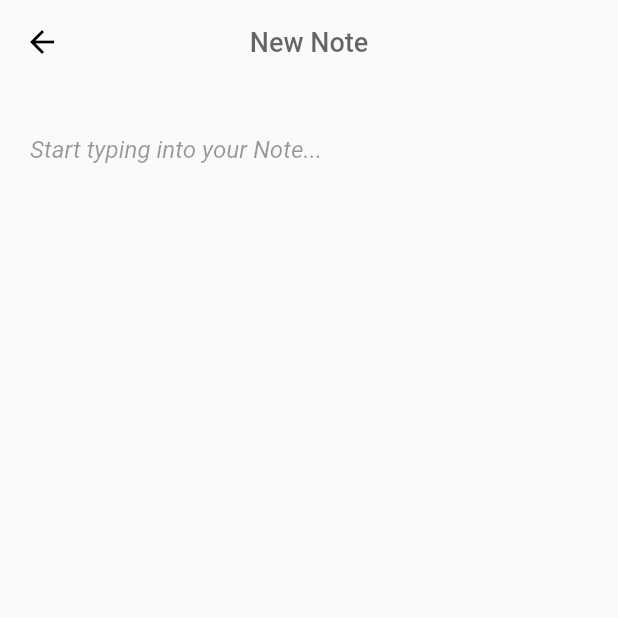
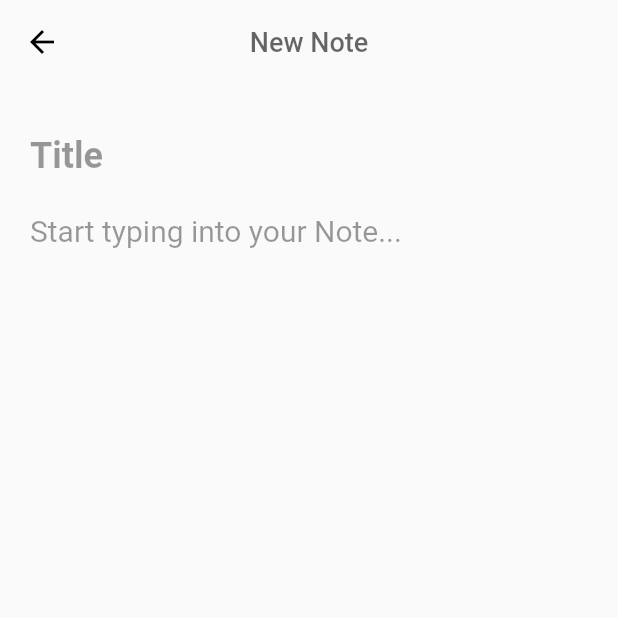
Before and after one commit to Sir-Nath/NotesApp, a Flutter app: the NotesView screen opened by its route, after a tap on the "add" icon, on a phone screen of 412 x 824 dp, the top half of it. Run offline on Flutter 3.47's test engine with Material 2 defaults, Android fonts, the phone set to English and light mode, and no system bars; our stand-ins replace firebase_auth, firebase_core, sqflite; accounts and stored records are empty; network calls fail.

Commit message:
Title added to databasenote table

```diff
--- a/lib/services/crud/crud_constants.dart
+++ b/lib/services/crud/crud_constants.dart
@@ -5,6 +5,7 @@ const idColumn = 'id';
 const emailColumn = 'email';
 const userIdColumn = 'user_id';
 const textColumn = 'text';
+const textContentColumn = 'text_content';
 const createUserTable = '''CREATE TABLE IF NOT EXISTS "user" (
         "id"	INTEGER NOT NULL,
         "email"	TEXT NOT NULL UNIQUE,
@@ -14,6 +15,7 @@ const createNoteTable = '''CREATE TABLE IF NOT EXISTS "note" (
         "id"	INTEGER NOT NULL,
         "user_id"	INTEGER NOT NULL,
         "text"	TEXT,
+        "text_content"	TEXT,
         FOREIGN KEY("user_id") REFERENCES "user"("id"),
         PRIMARY KEY("id" AUTOINCREMENT)
       );''';
--- a/lib/services/crud/database_note.dart
+++ b/lib/services/crud/database_note.dart
@@ -9,19 +9,23 @@ class DatabaseNote {
   final int id;
   final int userId;
   final String text;
+  final String textContent;
 
 //our constructor
   const DatabaseNote(
       {required this.id,
         required this.userId,
         required this.text,
+        required this.textContent
       });
 
 //this is a custom constructor that takes a map of Strings and optional objects. there is no objects in the constructor map. since there is no content to put in it for now
   DatabaseNote.fromRow(Map<String, Object?> map)
       : id = map[idColumn] as int,
         userId = map[userIdColumn] as int,
-        text = map[textColumn] as String;
+        text = map[textColumn] as String,
+        textContent = map[textContentColumn] as String;
+
         //isSyncedWithCloud = (map[isSyncedWithCloudColumn] as int) == 1 ? true : false;
 
   //we are overriding the toString() function to return the following contents. upon calling it on the class object, we get the result as written here.
--- a/lib/utilities/dialogs/generic_dialog.dart
+++ b/lib/utilities/dialogs/generic_dialog.dart
@@ -15,6 +15,7 @@ Future<T?> showGenericDialog<T>({
         return AlertDialog(
           title: Text(title),
           content: Text(content),
+          shape: RoundedRectangleBorder(borderRadius: BorderRadius.circular(20)),
           actions: options.keys.map((optionTitle){
             final T value = options[optionTitle];
             return TextButton(onPressed: (){
--- a/lib/views/note/create_update_note_view.dart
+++ b/lib/views/note/create_update_note_view.dart
@@ -17,15 +17,16 @@ class _CreateUpdateNoteViewState extends State<CreateUpdateNoteView> {
   late final NoteService
       _noteService; //calling an instance of the class NoteService and making it private
   late final TextEditingController
-      _textBody; //calling an private instance of the class TextEditingController to access the methods available to read our text from text field
-
+      _textTitle; //calling an private instance of the class TextEditingController to access the methods available to read our text from text field
+  late final TextEditingController _textContent;
   Future<DatabaseNote> createOrUpdateExistingNote(BuildContext context) async {
 
     final widgetNote = context.getArgument<DatabaseNote>();
 
     if(widgetNote!=null){
       _note = widgetNote;
-      _textBody.text =widgetNote.text;
+      _textTitle.text =widgetNote.text;
+      _textContent.text = widgetNote.textContent;
       return widgetNote;
     }
     final existingNote =
@@ -48,7 +49,7 @@ class _CreateUpdateNoteViewState extends State<CreateUpdateNoteView> {
 
   Future<void> _deleteNoteIfTextIsEmpty() async {
     final note = _note; //note is now our DatabaseNote to a User
-    if (_textBody.text.isEmpty && note != null) {
+    if (_textContent.text.isEmpty && note != null) {
       //if text is empty and we have a note
       await _noteService.deleteNote(
           id: note
@@ -58,13 +59,15 @@ class _CreateUpdateNoteViewState extends State<CreateUpdateNoteView> {
 
   void _saveNoteIfTextNotEmpty() async {
     final note = _note;
-    final text = _textBody.text;
-    if (note != null && text.isNotEmpty) {
+    final text = _textTitle.text;
+    final textContent = _textContent.text;
+    if (note != null && textContent.isNotEmpty) {
       //if note is not null and text is not empty, then perform the operation below
       await _noteService.updateNote(
         //update note
         note: note,
         text: text,
+        textContent: textContent
       );
     }
   }
@@ -74,8 +77,9 @@ class _CreateUpdateNoteViewState extends State<CreateUpdateNoteView> {
     //on creating a state we call these
     _noteService =
         NoteService(); //we are creating an instance of NoteService which is a singleton
-    _textBody =
+    _textTitle =
         TextEditingController(); //we are creating an instance of TextEditingController
+    _textContent = TextEditingController();
     super.initState();
   }
 
@@ -84,7 +88,8 @@ class _CreateUpdateNoteViewState extends State<CreateUpdateNoteView> {
     //on disposing a screen we want to perform the following function and dispose the TextEditingController
     _deleteNoteIfTextIsEmpty();
     _saveNoteIfTextNotEmpty();
-    _textBody.dispose();
+    _textTitle.dispose();
+    _textContent.dispose();
     super.dispose();
   }
 
@@ -93,16 +98,20 @@ class _CreateUpdateNoteViewState extends State<CreateUpdateNoteView> {
     if (note == null) {
       return;
     }
-    final text = _textBody.text;
+    final text = _textTitle.text;
+    final textContent = _textContent.text;
     await _noteService.updateNote(
       note: note,
       text: text,
+      textContent: textContent
     );
   }
 
   void _setupTextControllerListener() {
-    _textBody.removeListener(_textControllerListener);
-    _textBody.addListener(_textControllerListener);
+    _textTitle.removeListener(_textControllerListener);
+    _textTitle.addListener(_textControllerListener);
+    _textContent.removeListener(_textControllerListener);
+    _textContent.addListener(_textControllerListener);
   }
 
   @override
@@ -133,15 +142,34 @@ class _CreateUpdateNoteViewState extends State<CreateUpdateNoteView> {
                 child: Column(
                   children: [
                     TextField(
-                      controller: _textBody,
+                      controller: _textTitle,
+                      maxLines: 1,
+                      style: TextStyle(
+                        fontSize: 26,
+                        fontWeight: FontWeight.bold
+                      ),
+                      decoration: InputDecoration(
+                        border: InputBorder.none,
+                        hintText: 'Title',
+                        hintStyle: TextStyle(
+                            color: Colors.black.withOpacity(0.4),
+                            fontSize: 24
+                        ),
+                      ),
+                    ),
+                    TextField(
+                      controller: _textContent,
                       keyboardType: TextInputType.multiline,
                       maxLines: null,
+                      style: TextStyle(
+                          fontSize: 20,
+                      ),
                       decoration: InputDecoration(
                         border: InputBorder.none,
                         hintText: 'Start typing into your Note...',
                         hintStyle: TextStyle(
                             color: Colors.black.withOpacity(0.4),
-                            fontStyle: FontStyle.italic),
+                            ),
                       ),
                     ),
                   ],
```
Also changed, not shown: lib/services/crud/notes_service.dart (+6 -2 lines), lib/views/note/note_list_view.dart (+9 -2 lines).
